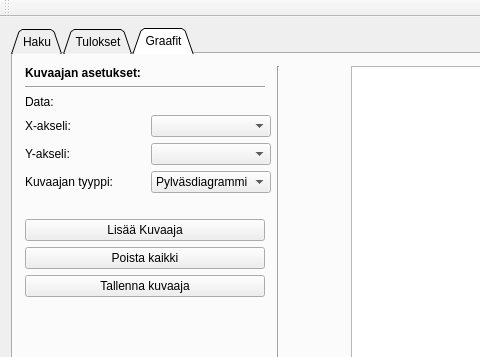
First picture: the form in App/UI/finlandia.ui, repository vikidi/Finlandia-Hiihto-Visual, before the edit; both pictures show x 0 to 480 and y 0 to 357 of the 1302 by 827 pixel window.
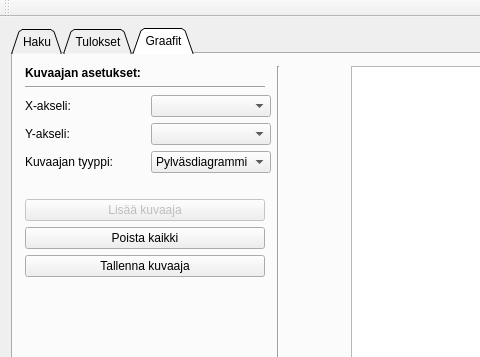
Second picture: the form after the edit. Custom widgets are drawn as their Qt base class.

```diff
--- a/App/UI/finlandia.ui
+++ b/App/UI/finlandia.ui
@@ -1562,13 +1562,6 @@
              </property>
             </widget>
            </item>
-           <item>
-            <widget class="QLabel" name="hakuLabelTulokset_2">
-             <property name="text">
-              <string>Data:</string>
-             </property>
-            </widget>
-           </item>
            <item>
             <layout class="QGridLayout" name="gridLayout_6">
              <property name="sizeConstraint">
@@ -1709,6 +1702,9 @@
            </item>
            <item>
             <widget class="QPushButton" name="add_graphButton">
+             <property name="enabled">
+              <bool>false</bool>
+             </property>
              <property name="minimumSize">
               <size>
                <width>240</width>
@@ -1722,7 +1718,7 @@
               </size>
              </property>
              <property name="text">
-              <string>Lisää Kuvaaja</string>
+              <string>Lisää kuvaaja</string>
              </property>
             </widget>
            </item>
```
